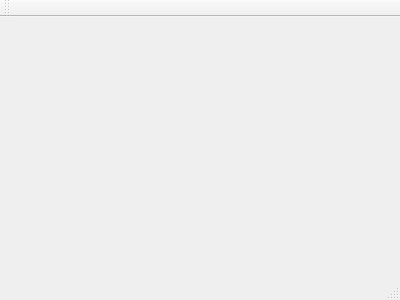
Above: mainwindow.ui from Xez99/SumPract before the change. Below: the same form after it.
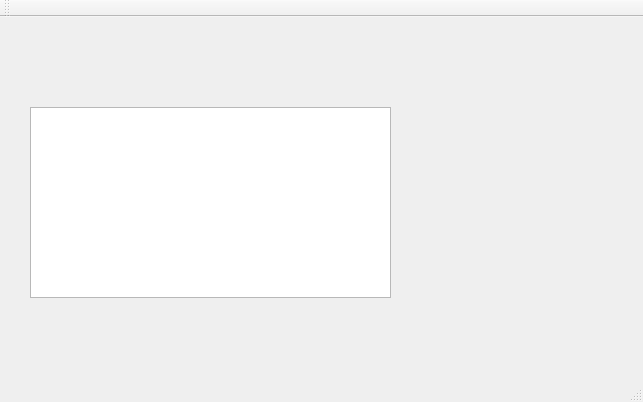
That is the form after the change.

Commit message:
window form
Add Three widget

What changed in the file:
```diff
--- a/mainwindow.ui
+++ b/mainwindow.ui
@@ -1,24 +1,50 @@
 <ui version="4.0">
  <class>MainWindow</class>
- <widget class="QMainWindow" name="MainWindow" >
-  <property name="geometry" >
+ <widget class="QMainWindow" name="MainWindow">
+  <property name="geometry">
    <rect>
     <x>0</x>
     <y>0</y>
-    <width>400</width>
-    <height>300</height>
+    <width>643</width>
+    <height>402</height>
    </rect>
   </property>
   <property name="windowTitle" >
    <string>MainWindow</string>
   </property>
-  <widget class="QMenuBar" name="menuBar" />
-  <widget class="QToolBar" name="mainToolBar" />
-  <widget class="QWidget" name="centralWidget" />
-  <widget class="QStatusBar" name="statusBar" />
+  <widget class="QWidget" name="centralWidget">
+   <widget class="QTreeView" name="treeView">
+    <property name="geometry">
+     <rect>
+      <x>30</x>
+      <y>90</y>
+      <width>361</width>
+      <height>191</height>
+     </rect>
+    </property>
+   </widget>
+  </widget>
+  <widget class="QMenuBar" name="menuBar">
+   <property name="geometry">
+    <rect>
+     <x>0</x>
+     <y>0</y>
+     <width>643</width>
+     <height>22</height>
+    </rect>
+   </property>
+  </widget>
+  <widget class="QToolBar" name="mainToolBar">
+   <attribute name="toolBarArea">
+    <enum>TopToolBarArea</enum>
+   </attribute>
+   <attribute name="toolBarBreak">
+    <bool>false</bool>
+   </attribute>
+  </widget>
+  <widget class="QStatusBar" name="statusBar"/>
  </widget>
- <layoutDefault spacing="6" margin="11" />
- <pixmapfunction></pixmapfunction>
+ <layoutdefault spacing="6" margin="11"/>
  <resources/>
  <connections/>
 </ui>
```
Left out of the diff: 5 changed lines with no effect on the pictures.
